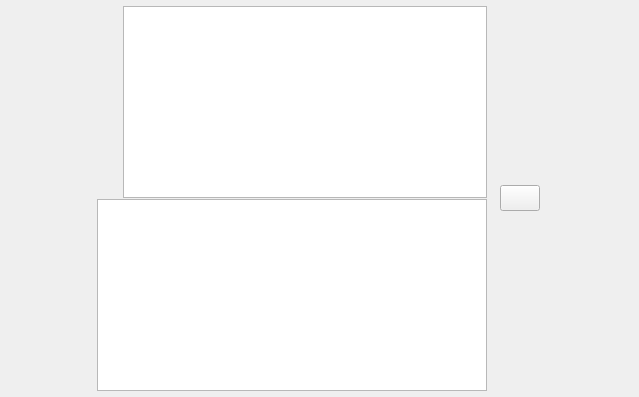
Qt form src/MEGASync/stalled_issues/gui/ui/StalledIssueHeader.ui (meganz/MEGAsync) before a commit.
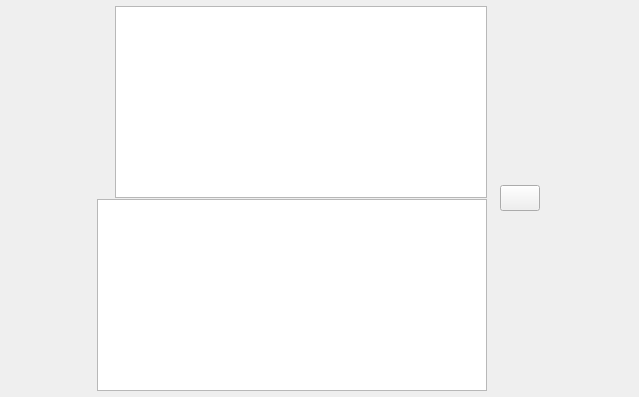
The same form after that commit. Icons and pictures are not drawn. Custom widgets are drawn as their Qt base class.

Diff of the .ui file:
```diff
--- a/src/MEGASync/stalled_issues/gui/ui/StalledIssueHeader.ui
+++ b/src/MEGASync/stalled_issues/gui/ui/StalledIssueHeader.ui
@@ -254,14 +254,14 @@
              <widget class="QLabel" name="errorTitleIcon">
               <property name="minimumSize">
                <size>
-                <width>24</width>
-                <height>24</height>
+                <width>16</width>
+                <height>16</height>
                </size>
               </property>
               <property name="maximumSize">
                <size>
-                <width>24</width>
-                <height>24</height>
+                <width>16</width>
+                <height>16</height>
                </size>
               </property>
               <property name="text">
@@ -497,17 +497,17 @@
   </layout>
  </widget>
  <customwidgets>
+  <customwidget>
+   <class>WordWrapLabel</class>
+   <extends>QTextEdit</extends>
+   <header>WordWrapLabel.h</header>
+  </customwidget>
   <customwidget>
    <class>WaitingSpinnerWidget</class>
    <extends>QWidget</extends>
    <header>gui/WaitingSpinnerWidget.h</header>
    <container>1</container>
   </customwidget>
-  <customwidget>
-   <class>WordWrapLabel</class>
-   <extends>QTextEdit</extends>
-   <header>WordWrapLabel.h</header>
-  </customwidget>
  </customwidgets>
  <resources/>
  <connections/>
```
